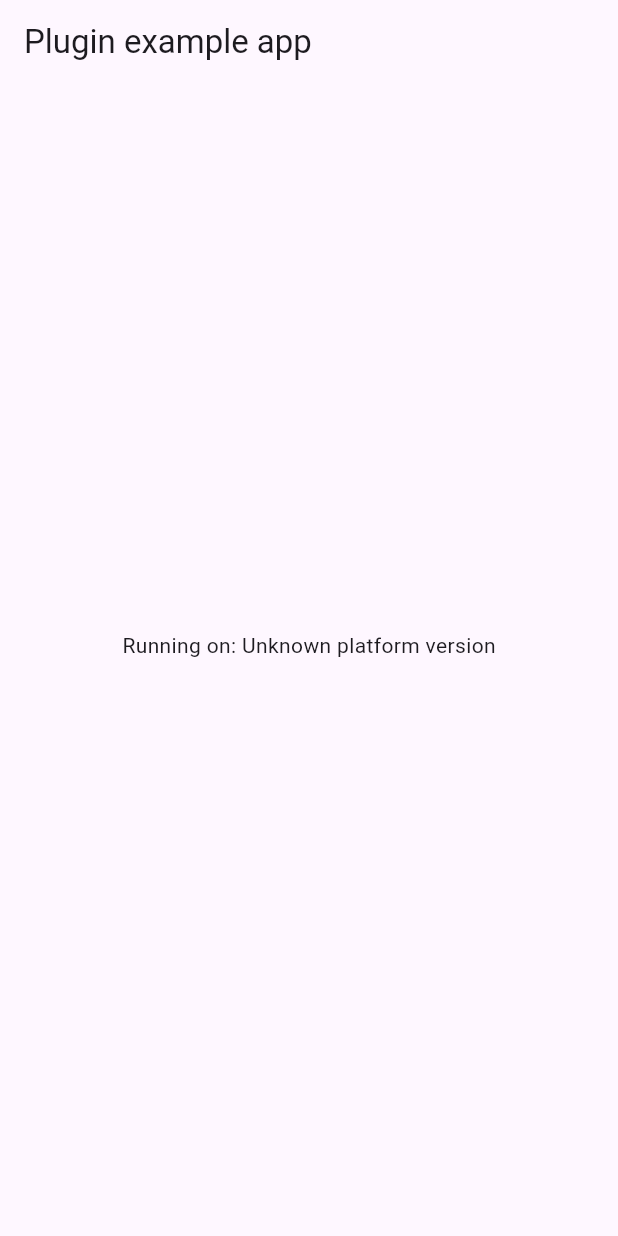
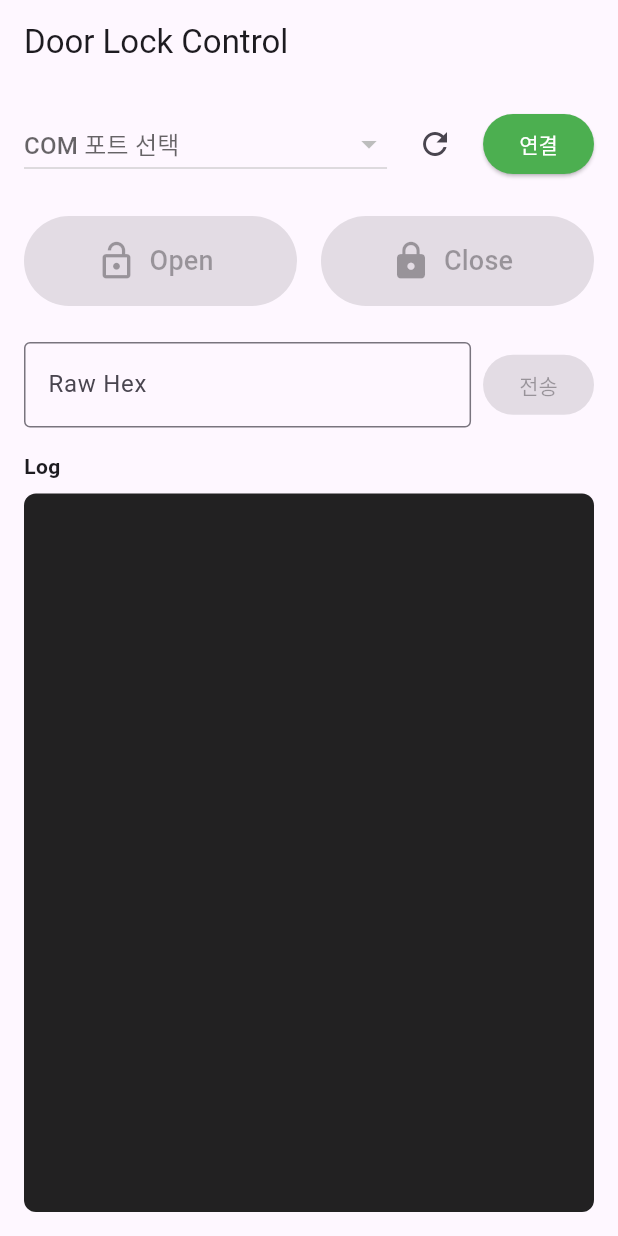
Before and after one commit to anyeats/anyeats-doorlock-control, a Flutter app: the screen it shows after launch, on a phone screen of 412 x 824 dp. Run offline on Flutter 3.47's test engine with Material 3 defaults, Android fonts, the phone set to English and light mode, and no system bars; our stand-ins replace plugin_platform_interface; missing offline and left inert: serial_port_win32.

Commit message:
[feat] Flutter 패키지에 DLE-STX 시리얼 통신 구현 (Windows only)
- serial_port_win32 패키지 기반으로 순수 Dart 구현
- DoorLockProtocol: DLE-STX 프레임 빌드/파싱 (제조사 프로토콜)
- DoorLockController: connect, openLock, closeLock, sendRaw API
- Example 앱: COM 포트 선택, Open/Close 버튼, Raw Hex 전송, 로그 표시
- Android 플랫폼 제거 (Windows only)
- 프로토콜 단위 테스트 7개 통과

Co-Authored-By: Claude Opus 4.6 <noreply@anthropic.com>

```diff
--- a/flutter-package/anyeats_door_lock/example/lib/main.dart
+++ b/flutter-package/anyeats_door_lock/example/lib/main.dart
@@ -1,61 +1,223 @@
 import 'package:flutter/material.dart';
-import 'dart:async';
-
-import 'package:flutter/services.dart';
 import 'package:anyeats_door_lock/anyeats_door_lock.dart';
 
 void main() {
   runApp(const MyApp());
 }
 
-class MyApp extends StatefulWidget {
+class MyApp extends StatelessWidget {
   const MyApp({super.key});
 
   @override
-  State<MyApp> createState() => _MyAppState();
+  Widget build(BuildContext context) {
+    return MaterialApp(
+      title: 'Door Lock Control',
+      theme: ThemeData(primarySwatch: Colors.blue),
+      home: const DoorLockPage(),
+    );
+  }
 }
 
-class _MyAppState extends State<MyApp> {
-  String _platformVersion = 'Unknown';
-  final _anyeatsDoorLockPlugin = AnyeatsDoorLock();
+class DoorLockPage extends StatefulWidget {
+  const DoorLockPage({super.key});
+
+  @override
+  State<DoorLockPage> createState() => _DoorLockPageState();
+}
+
+class _DoorLockPageState extends State<DoorLockPage> {
+  final _controller = DoorLockController();
+  final _hexController = TextEditingController();
+
+  List<String> _ports = [];
+  String? _selectedPort;
+  bool _connected = false;
+  final List<String> _logs = [];
 
   @override
   void initState() {
     super.initState();
-    initPlatformState();
+    _refreshPorts();
   }
 
-  // Platform messages are asynchronous, so we initialize in an async method.
-  Future<void> initPlatformState() async {
-    String platformVersion;
-    // Platform messages may fail, so we use a try/catch PlatformException.
-    // We also handle the message potentially returning null.
-    try {
-      platformVersion =
-          await _anyeatsDoorLockPlugin.getPlatformVersion() ?? 'Unknown platform version';
-    } on PlatformException {
-      platformVersion = 'Failed to get platform version.';
-    }
+  @override
+  void dispose() {
+    _controller.disconnect();
+    _hexController.dispose();
+    super.dispose();
+  }
 
-    // If the widget was removed from the tree while the asynchronous platform
-    // message was in flight, we want to discard the reply rather than calling
-    // setState to update our non-existent appearance.
-    if (!mounted) return;
+  void _refreshPorts() {
+    setState(() {
+      _ports = DoorLockController.getAvailablePorts();
+      if (_ports.isNotEmpty && _selectedPort == null) {
+        _selectedPort = _ports.first;
+      }
+    });
+  }
 
+  void _log(String message) {
     setState(() {
-      _platformVersion = platformVersion;
+      _logs.insert(0, '[${DateTime.now().toString().substring(11, 19)}] $message');
+      if (_logs.length > 50) _logs.removeLast();
     });
+  }
+
+  void _connect() {
+    if (_selectedPort == null) return;
+    final ok = _controller.connect(port: _selectedPort);
+    setState(() => _connected = ok);
+    _log(ok ? '연결 성공: $_selectedPort' : '연결 실패: $_selectedPort');
+  }
+
+  void _disconnect() {
+    _controller.disconnect();
+    setState(() => _connected = false);
+    _log('연결 해제');
+  }
+
+  Future<void> _open() async {
+    final ok = await _controller.openLock();
+    _log(ok ? 'Open 명령 전송 (10 02 01 1B 31 FF 10 03)' : 'Open 실패');
+  }
+
+  Future<void> _close() async {
+    final ok = await _controller.closeLock();
+    _log(ok ? 'Close 명령 전송 (10 02 01 1B 30 FF 10 03)' : 'Close 실패');
+  }
+
+  Future<void> _sendRaw() async {
+    final hex = _hexController.text.trim();
+    if (hex.isEmpty) return;
+    final ok = await _controller.sendRaw(hex);
+    _log(ok ? 'Raw 전송: $hex' : 'Raw 전송 실패');
   }
 
   @override
   Widget build(BuildContext context) {
-    return MaterialApp(
-      home: Scaffold(
-        appBar: AppBar(
-          title: const Text('Plugin example app'),
-        ),
-        body: Center(
-          child: Text('Running on: $_platformVersion\n'),
+    return Scaffold(
+      appBar: AppBar(title: const Text('Door Lock Control')),
+      body: Padding(
+        padding: const EdgeInsets.all(16),
+        child: Column(
+          crossAxisAlignment: CrossAxisAlignment.stretch,
+          children: [
+            // 포트 선택 + 연결
+            Row(
+              children: [
+                Expanded(
+                  child: DropdownButton<String>(
+                    value: _selectedPort,
+                    isExpanded: true,
+                    hint: const Text('COM 포트 선택'),
+                    items: _ports
+                        .map((p) => DropdownMenuItem(value: p, child: Text(p)))
+                        .toList(),
+                    onChanged: (v) => setState(() => _selectedPort = v),
+                  ),
+                ),
+                const SizedBox(width: 8),
+                IconButton(
+                  onPressed: _refreshPorts,
+                  icon: const Icon(Icons.refresh),
+                  tooltip: '포트 새로고침',
+                ),
+                const SizedBox(width: 8),
+                ElevatedButton(
+                  onPressed: _connected ? _disconnect : _connect,
+                  style: ElevatedButton.styleFrom(
+                    backgroundColor: _connected ? Colors.red : Colors.green,
+                    foregroundColor: Colors.white,
+                  ),
+                  child: Text(_connected ? '연결 해제' : '연결'),
+                ),
+              ],
+            ),
+            const SizedBox(height: 24),
+
+            // Open / Close 버튼
+            Row(
+              children: [
+                Expanded(
+                  child: SizedBox(
+                    height: 60,
+                    child: ElevatedButton.icon(
+                      onPressed: _connected ? _open : null,
+                      icon: const Icon(Icons.lock_open, size: 28),
+                      label: const Text('Open', style: TextStyle(fontSize: 18)),
+                      style: ElevatedButton.styleFrom(
+                        backgroundColor: Colors.blue,
+                        foregroundColor: Colors.white,
+                      ),
+                    ),
+                  ),
+                ),
+                const SizedBox(width: 16),
+                Expanded(
+                  child: SizedBox(
+                    height: 60,
+                    child: ElevatedButton.icon(
+                      onPressed: _connected ? _close : null,
+                      icon: const Icon(Icons.lock, size: 28),
+                      label:
+                          const Text('Close', style: TextStyle(fontSize: 18)),
+                      style: ElevatedButton.styleFrom(
+                        backgroundColor: Colors.orange,
+                        foregroundColor: Colors.white,
+                      ),
+                    ),
+                  ),
+                ),
+              ],
+            ),
+            const SizedBox(height: 24),
+
+            // Raw Hex 전송
+            Row(
+              children: [
+                Expanded(
+                  child: TextField(
+                    controller: _hexController,
+                    decoration: const InputDecoration(
+                      border: OutlineInputBorder(),
+                      hintText: '예: 10 02 01 1B 31 FF 10 03',
+                      labelText: 'Raw Hex',
+                    ),
+                  ),
+                ),
+                const SizedBox(width: 8),
+                ElevatedButton(
+                  onPressed: _connected ? _sendRaw : null,
+                  child: const Text('전송'),
+                ),
+              ],
+            ),
+            const SizedBox(height: 16),
+
+            // 로그
+            const Text('Log', style: TextStyle(fontWeight: FontWeight.bold)),
+            const SizedBox(height: 8),
+            Expanded(
+              child: Container(
+                padding: const EdgeInsets.all(8),
+                decoration: BoxDecoration(
+                  color: Colors.black87,
+                  borderRadius: BorderRadius.circular(8),
+                ),
+                child: ListView.builder(
+                  itemCount: _logs.length,
+                  itemBuilder: (_, i) => Text(
+                    _logs[i],
+                    style: const TextStyle(
+                      color: Colors.greenAccent,
+                      fontFamily: 'monospace',
+                      fontSize: 12,
+                    ),
+                  ),
+                ),
+              ),
+            ),
+          ],
         ),
       ),
     );
--- a/flutter-package/anyeats_door_lock/lib/anyeats_door_lock.dart
+++ b/flutter-package/anyeats_door_lock/lib/anyeats_door_lock.dart
@@ -1,8 +1,2 @@
-
-import 'anyeats_door_lock_platform_interface.dart';
-
-class AnyeatsDoorLock {
-  Future<String?> getPlatformVersion() {
-    return AnyeatsDoorLockPlatform.instance.getPlatformVersion();
-  }
-}
+export 'src/door_lock_controller.dart';
+export 'src/door_lock_protocol.dart' show DoorLockProtocol, DoorLockResponse;
--- a/flutter-package/anyeats_door_lock/lib/anyeats_door_lock_method_channel.dart
+++ b/flutter-package/anyeats_door_lock/lib/anyeats_door_lock_method_channel.dart
@@ -3,15 +3,14 @@ import 'package:flutter/services.dart';
 
 import 'anyeats_door_lock_platform_interface.dart';
 
-/// An implementation of [AnyeatsDoorLockPlatform] that uses method channels.
 class MethodChannelAnyeatsDoorLock extends AnyeatsDoorLockPlatform {
-  /// The method channel used to interact with the native platform.
   @visibleForTesting
   final methodChannel = const MethodChannel('anyeats_door_lock');
 
   @override
   Future<String?> getPlatformVersion() async {
-    final version = await methodChannel.invokeMethod<String>('getPlatformVersion');
+    final version =
+        await methodChannel.invokeMethod<String>('getPlatformVersion');
     return version;
   }
 }
--- /dev/null
+++ b/flutter-package/anyeats_door_lock/lib/src/door_lock_controller.dart
@@ -0,0 +1,141 @@
+import 'dart:typed_data';
+import 'package:serial_port_win32/serial_port_win32.dart';
+import 'door_lock_protocol.dart';
+
+export 'door_lock_protocol.dart' show DoorLockResponse;
+
+/// 잠금장치 시리얼 통신 컨트롤러
+///
+/// DLE-STX 프레임 프로토콜로 잠금장치를 제어합니다.
+/// 시리얼 포트 통신은 [serial_port_win32] 패키지를 사용합니다.
+class DoorLockController {
+  SerialPort? _port;
+  String _portName;
+  final int _baudRate;
+  final int _readTimeoutMs;
+
+  DoorLockController({
+    String port = 'COM2',
+    int baudRate = 9600,
+    int readTimeoutMs = 1000,
+  })  : _portName = port,
+        _baudRate = baudRate,
+        _readTimeoutMs = readTimeoutMs;
+
+  /// 현재 포트 이름
+  String get portName => _portName;
+
+  /// 연결 상태
+  bool get isConnected => _port?.isOpened ?? false;
+
+  /// 사용 가능한 COM 포트 목록
+  static List<String> getAvailablePorts() {
+    return SerialPort.getAvailablePorts();
+  }
+
+  /// 시리얼 포트에 연결
+  bool connect({String? port}) {
+    if (port != null) _portName = port;
+
+    try {
+      if (_port?.isOpened ?? false) {
+        return true;
+      }
+
+      _port = SerialPort(
+        _portName,
+        openNow: true,
+        ByteSize: 8,
+        BaudRate: _baudRate,
+        Parity: 0, // NOPARITY
+        StopBits: 0, // ONESTOPBIT
+        ReadIntervalTimeout: 50,
+        ReadTotalTimeoutMultiplier: 10,
+        ReadTotalTimeoutConstant: _readTimeoutMs,
+      );
+
+      // RTS/DTR 활성화
+      _port!.setFlowControlSignal(SerialPort.SETDTR);
+      _port!.setFlowControlSignal(SerialPort.SETRTS);
+
+      return _port!.isOpened;
+    } catch (e) {
+      print('[DoorLock] 연결 실패: $e');
+      return false;
+    }
+  }
+
+  /// 시리얼 포트 연결 해제
+  void disconnect() {
+    _port?.close();
+    _port = null;
+  }
+
+  /// 잠금장치 열기 (DLE-STX: 10 02 [id] 1B 31 FF 10 03)
+  Future<bool> openLock({int deviceId = 1}) async {
+    final frame = DoorLockProtocol.buildOpenFrame(deviceId);
+    return _sendCommand(frame);
+  }
+
+  /// 잠금장치 닫기 (DLE-STX: 10 02 [id] 1B 30 FF 10 03)
+  Future<bool> closeLock({int deviceId = 1}) async {
+    final frame = DoorLockProtocol.buildCloseFrame(deviceId);
+    return _sendCommand(frame);
+  }
+
+  /// Raw hex 문자열 직접 전송 (프로토콜 실험용)
+  Future<bool> sendRaw(String hexString) async {
+    try {
+      final data = DoorLockProtocol.hexToBytes(hexString);
+      return _sendCommand(data);
+    } catch (e) {
+      print('[DoorLock] Hex 파싱 실패: $e');
+      return false;
+    }
+  }
+
+  /// 명령 전송 및 응답 대기
+  Future<bool> _sendCommand(Uint8List command) async {
+    if (!connect()) return false;
+
+    try {
+      // RX 버퍼 비우기 (짧은 타임아웃으로 읽기)
+      try {
+        await _port!.readBytes(64, timeout: const Duration(milliseconds: 50));
+      } catch (_) {}
+
+      // 명령 전송
+      await _port!.writeBytesFromUint8List(command);
+      print('[DoorLock] 전송: ${_hexString(command)}');
+
+      // 응답 읽기 시도
+      try {
+        final response = await _port!.readBytes(
+          64,
+          timeout: Duration(milliseconds: _readTimeoutMs),
+        );
+        if (response.isNotEmpty) {
+          final parsed = DoorLockProtocol.parseResponse(response);
+          if (parsed != null) {
+            print('[DoorLock] 응답: $parsed');
+          } else {
+            print('[DoorLock] 응답 (미파싱): ${_hexString(response)}');
+          }
+        }
+      } catch (_) {
+        print('[DoorLock] 응답 없음 (타임아웃)');
+      }
+
+      return true;
+    } catch (e) {
+      print('[DoorLock] 전송 실패: $e');
+      return false;
+    }
+  }
+
+  static String _hexString(Uint8List data) {
+    return data
+        .map((b) => b.toRadixString(16).padLeft(2, '0').toUpperCase())
+        .join(' ');
+  }
+}
--- /dev/null
+++ b/flutter-package/anyeats_door_lock/lib/src/door_lock_protocol.dart
@@ -0,0 +1,73 @@
+import 'dart:typed_data';
+
+/// DLE-STX 프레임 프로토콜 (제조사 시리얼 모니터 캡처 IMG_0778에서 확인)
+///
+/// 명령 프레임: DLE(10) STX(02) [DeviceID] ESC(1B) [Cmd] FF DLE(10) ETX(03)
+/// - Open:  10 02 01 1B 31 FF 10 03  (Cmd='1'=0x31)
+/// - Close: 10 02 01 1B 30 FF 10 03  (Cmd='0'=0x30)
+///
+/// 응답 프레임: SOH(01) [ASCII 2bytes] DLE(10) ETX(03)
+class DoorLockProtocol {
+  static const int dle = 0x10;
+  static const int stx = 0x02;
+  static const int etx = 0x03;
+  static const int esc = 0x1B;
+  static const int soh = 0x01;
+  static const int fixedByte = 0xFF;
+
+  /// Open 명령 프레임 생성
+  static Uint8List buildOpenFrame(int deviceId) {
+    return _buildFrame(deviceId, 0x31); // '1'
+  }
+
+  /// Close 명령 프레임 생성
+  static Uint8List buildCloseFrame(int deviceId) {
+    return _buildFrame(deviceId, 0x30); // '0'
+  }
+
+  /// DLE-STX 프레임 생성
+  static Uint8List _buildFrame(int deviceId, int command) {
+    return Uint8List.fromList([
+      dle, stx, // 프레임 시작
+      deviceId, // 장치 ID
+      esc, // ESC
+      command, // 명령 ('1' or '0')
+      fixedByte, // 고정값 FF
+      dle, etx, // 프레임 끝
+    ]);
+  }
+
+  /// 응답 파싱: SOH(01) + ASCII 2bytes + DLE(10) + ETX(03)
+  static DoorLockResponse? parseResponse(Uint8List data) {
+    if (data.length < 5) return null;
+    if (data[0] != soh) return null;
+    if (data[3] != dle || data[4] != etx) return null;
+
+    final statusCode = String.fromCharCodes(data.sublist(1, 3));
+    return DoorLockResponse(
+      statusCode: statusCode,
+      rawData: data,
+    );
+  }
+
+  /// Hex 문자열을 바이트 배열로 변환
+  static Uint8List hexToBytes(String hex) {
+    final clean = hex.replaceAll(RegExp(r'[\s,]'), '').replaceAll('0x', '').replaceAll('0X', '');
+    final bytes = <int>[];
+    for (var i = 0; i + 1 < clean.length; i += 2) {
+      bytes.add(int.parse(clean.substring(i, i + 2), radix: 16));
+    }
+    return Uint8List.fromList(bytes);
+  }
+}
+
+class DoorLockResponse {
+  final String statusCode;
+  final Uint8List rawData;
+
+  DoorLockResponse({required this.statusCode, required this.rawData});
+
+  @override
+  String toString() =>
+      'DoorLockResponse(statusCode: $statusCode, raw: ${rawData.map((b) => b.toRadixString(16).padLeft(2, '0')).join(' ')})';
+}
```
Also changed, not shown: flutter-package/anyeats_door_lock/lib/anyeats_door_lock_platform_interface.dart (+1 -8 lines), flutter-package/anyeats_door_lock/pubspec.yaml (+2 -49 lines), flutter-package/anyeats_door_lock/example/pubspec.lock, 5 other files.
